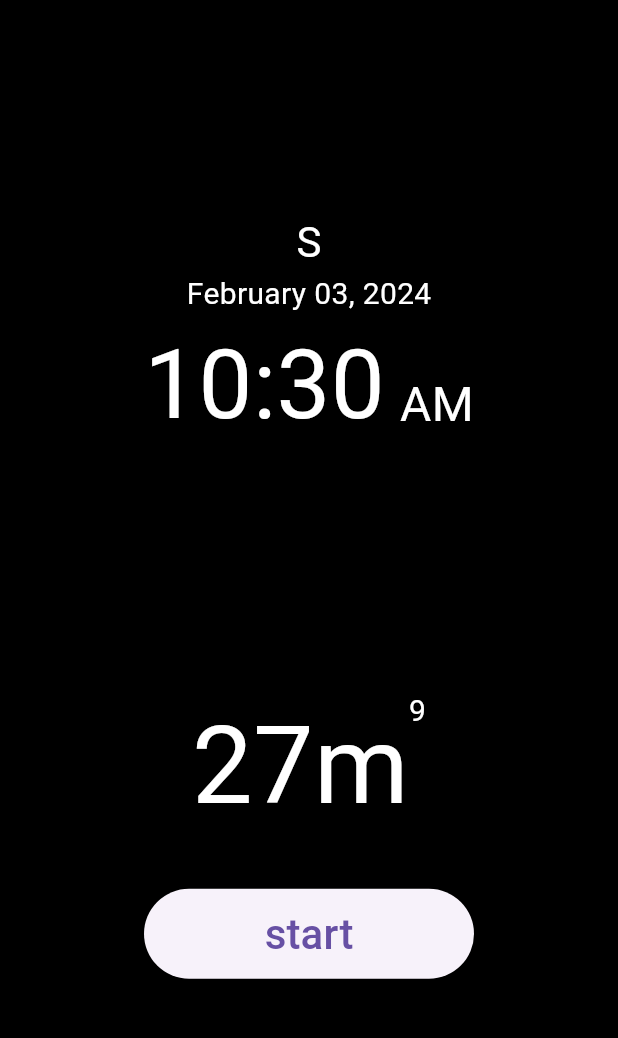
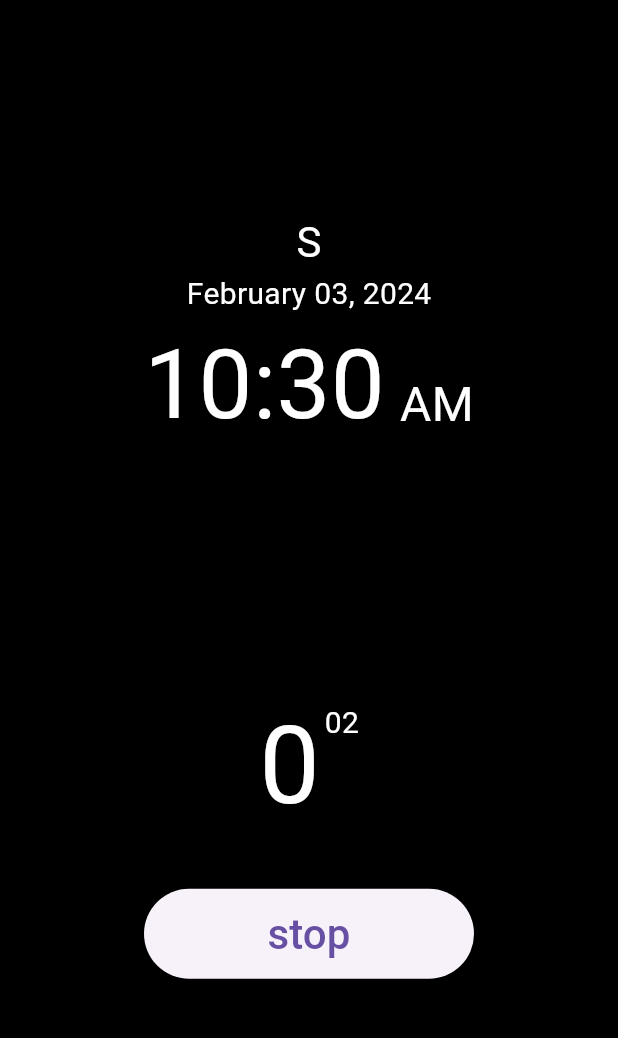
Before and after one commit to mattgwriter7/flutt_ticker, a Flutter app: the screen it shows after launch, after a tap on "start", on a phone screen of 412 x 824 dp, the part 84-1122 px from its top. Run offline on Flutter 3.47's test engine with Material 3 defaults, Android fonts, the phone set to English and light mode, and no system bars.

Commit message:
basic functionality in place

```diff
--- a/lib/pages/Start_Page.dart
+++ b/lib/pages/Start_Page.dart
@@ -21,6 +21,7 @@ class _Start_PageState extends State<Start_Page> {
 
   // (this page) variables
   final String filename = 'Start_Page.dart';
+  static String _button_label = 'start';
 
   // (this page) init and dispose
   @override
@@ -112,10 +113,14 @@ class _Start_PageState extends State<Start_Page> {
                           mainAxisAlignment: MainAxisAlignment.center,
                           crossAxisAlignment: CrossAxisAlignment.start,
                           children: [
-                            Text('27m',
-                            style: TextStyle( fontSize: 72)),
-                            Text(context.watch<Ticker>().show_seconds,
-                            style: TextStyle( fontSize: 20)),
+                            Text( context.watch<Ticker>().show_min,
+                            style: TextStyle( fontSize: 72, color: context.watch<Ticker>().show_timer_color )),
+                            //Text(context.watch<Ticker>().show_seconds,
+                            Padding(
+                              padding: const EdgeInsets.fromLTRB(3,8,0,0),
+                              child: Text(context.watch<Ticker>().show_sec,
+                              style: TextStyle( fontSize: 20)),
+                            ),
                           ],
                         ),
                         Padding(
@@ -124,8 +129,21 @@ class _Start_PageState extends State<Start_Page> {
                             width: 220,
                             height: 60,
                             child: ElevatedButton(
-                              child: Text('start', style: TextStyle( fontSize: 28)),
-                              onPressed: () {},
+                              child: Text( _button_label, style: TextStyle( fontSize: 28)),
+                              onPressed: () {
+                                if( !context.read<Ticker>().timer_started ) {
+                                  context.read<Ticker>().startTimer();
+                                  setState(() {
+                                    _button_label = 'stop';
+                                  });
+                                }
+                                else {
+                                  context.read<Ticker>().stopTimer();
+                                  setState(() {
+                                    _button_label = 'start';
+                                  });
+                                }
+                              },
                             ),
                           ),
                         ),
--- a/lib/providers/Ticker.dart
+++ b/lib/providers/Ticker.dart
@@ -15,11 +15,21 @@ class Ticker with ChangeNotifier {
   final String filename = 'Ticker.dart';
 
   //  private variables
+  static int            _ms = 1000;         //  how many milliseconds is the interval?
+
   static int            _tick = 0;
   static String         _clock_day = '';
   static String         _clock_date = '';
   static String         _clock_time = '';
   static String         _clock_phase = '';
+
+  static int            _timer_sec = 0;
+  static int            _timer_min = 0;
+  static Color          _timer_color = Colors.white24;
+
+  static bool           _timer_started = false;
+  static bool           _timer_never_started = true;
+
 
   // Provider getters
   get show_seconds => _tick.toString();
@@ -27,19 +37,62 @@ class Ticker with ChangeNotifier {
   get show_date => _clock_date;
   get show_time => _clock_time;
   get show_phase => _clock_phase;
+  get show_sec => gatherSeconds();
+  get show_min => gatherMinutes();
+  get show_timer_color => _timer_color;
+  get timer_started => _timer_started;
+
+  //  setters
+  void startTimer () {
+    if ( _timer_never_started ) {
+      _timer_never_started = false;
+      _timer_color = Colors.white;
+    }
+    _timer_started = true;
+  }
+  void stopTimer () { _timer_started = false; }
+
+  String gatherSeconds() {
+    String str = '';
+    if( _timer_never_started ) {
+      str = '';
+    }
+    else {
+      if ( _timer_sec < 10 ) {
+        str = '0' + _timer_sec.toString();
+      }
+      else {
+        str = _timer_sec.toString();
+      }
+    }
+    return str;
+  }
+
+  String gatherMinutes() {
+    String str = '';
+    if( _timer_sec == 0 && _timer_min == 0 ) {
+      str = '0';
+    }
+    else {
+      str = _timer_min.toString();
+      //  WILLFIX:  Should I add logic so if time > 1 hour then
+      //            "h" and "m" get added for minutes/seconds?
+      _timer_color = Colors.white;
+    }
+    return str;
+  }
 
 
-  //  setters
   void initTicker() {
     Utils.log( filename, 'initTicker()' );
     // runs every 1 second
-    Timer.periodic(new Duration(seconds: 1), (timer) {
+    Timer.periodic(new Duration(milliseconds: _ms ), (timer) {
       tick();
     });
   }
 
   void updateClock() {
-    var dt = DateTime.now();
+    DateTime dt = DateTime.now();
     _clock_date = DateFormat("MMMM dd, yyyy").format(dt);
     _clock_day = DateFormat("EEEEE").format(dt);
     _clock_time = DateFormat("hh:mm").format(dt);
@@ -47,9 +100,18 @@ class Ticker with ChangeNotifier {
     return;
   }
 
+  void updateTimer() {
+    _timer_sec++;
+    if( _timer_sec > 59 ) {
+      _timer_sec = 0;
+      _timer_min++;
+    }
+  }
+
   void tick() {
     _tick++;
     updateClock();
+    if( _timer_started ) updateTimer();
     notifyListeners();
   }
 
```
Also changed, not shown: 1 other file.
